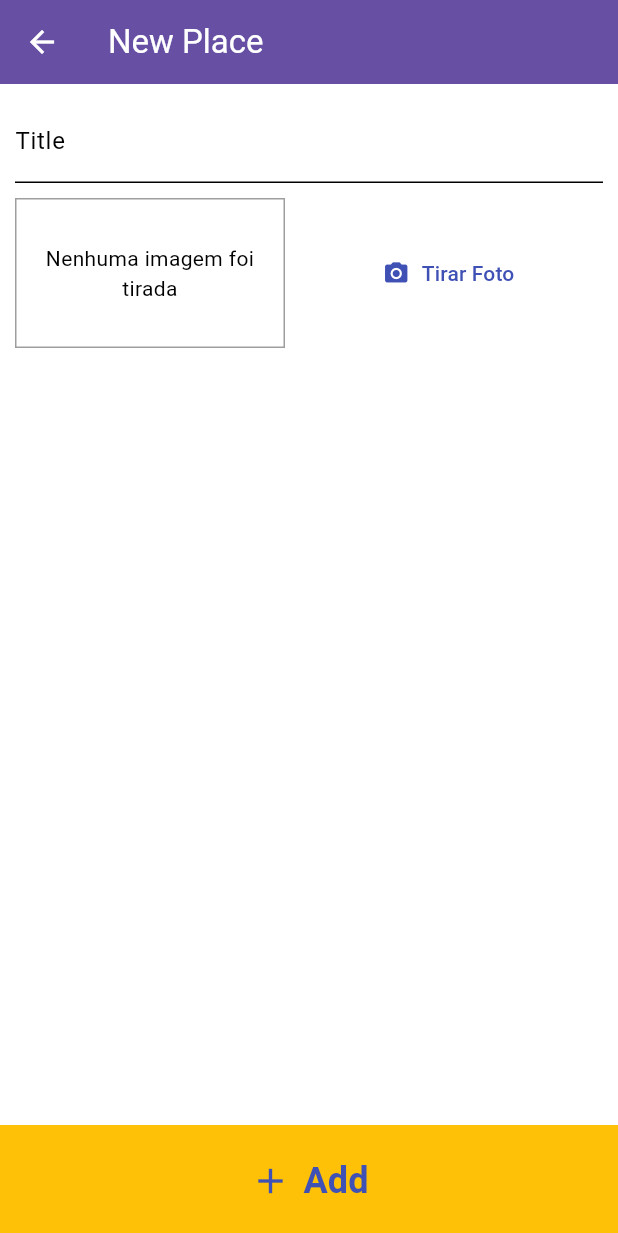
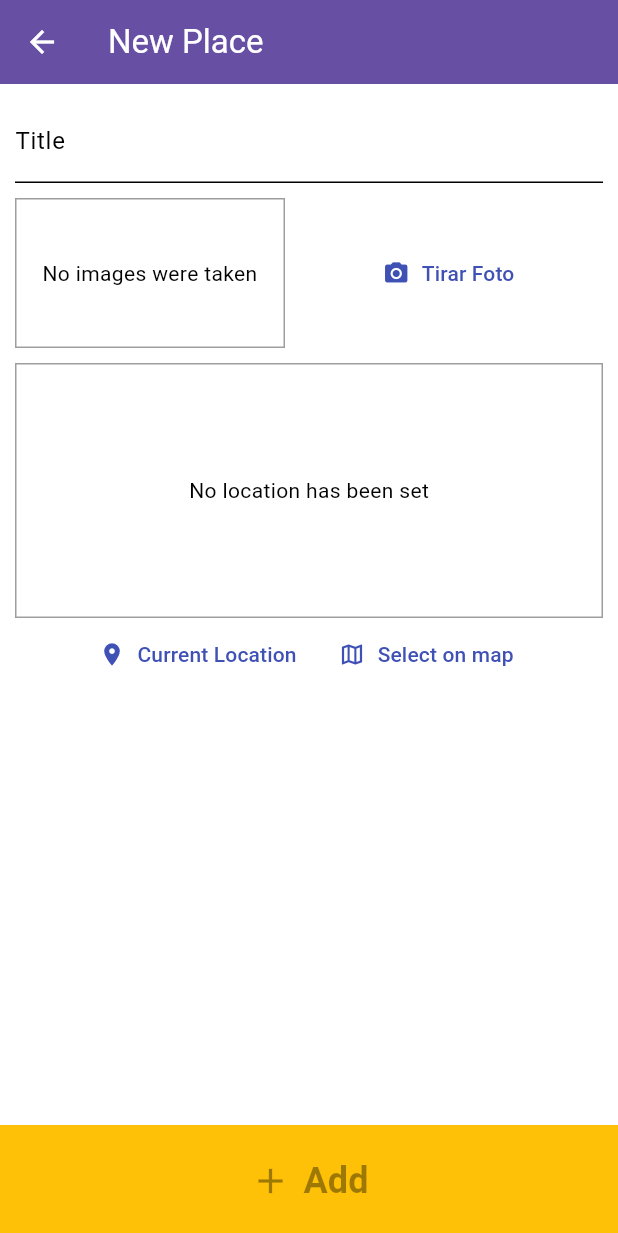
Before and after one commit to vinicius-benevides/flutter-great-places, a Flutter app: the screen it shows after launch, after a tap on the "add" icon, on a phone screen of 412 x 824 dp. Shown: the top 1233 px of the screen. Run offline on Flutter 3.47's test engine with Material 3 defaults, Android fonts, the phone set to English and light mode, and no system bars; our stand-ins replace image_picker, location, sqflite; accounts and stored records are empty.

Commit message:
feat: add location input to place form

```diff
--- a/lib/models/place.dart
+++ b/lib/models/place.dart
@@ -3,19 +3,17 @@ import 'dart:io';
 class PlaceLocation {
   final double latitude;
   final double longitude;
-  final String address;
 
-  const PlaceLocation({
-    required this.latitude,
-    required this.longitude,
-    this.address = '',
-  });
+  const PlaceLocation({required this.latitude, required this.longitude});
+
+  String get address =>
+      'Latitude: ${latitude.toStringAsFixed(2)}, Longitude: ${longitude.toStringAsFixed(2)}';
 }
 
 class Place {
   final String id;
   final String title;
-  final PlaceLocation? location;
+  final PlaceLocation location;
   final File image;
 
   const Place({
--- a/lib/providers/great_places.dart
+++ b/lib/providers/great_places.dart
@@ -19,7 +19,10 @@ class GreatPlaces with ChangeNotifier {
           id: item['id'] as String,
           title: item['title'] as String,
           image: io.File(item['image'] as String),
-          location: null,
+          location: PlaceLocation(
+            latitude: item['latitude'] as double,
+            longitude: item['longitude'] as double,
+          ),
         ),
       );
     }
@@ -39,13 +42,13 @@ class GreatPlaces with ChangeNotifier {
     return _items[index];
   }
 
-  void addPlace(String title, io.File image) {
+  void addPlace(String title, io.File image, PlaceLocation location) {
     var uuid = Uuid();
 
     final newPlace = Place(
       id: uuid.v4(),
       title: title,
-      location: null,
+      location: location,
       image: image,
     );
 
@@ -56,6 +59,8 @@ class GreatPlaces with ChangeNotifier {
       'id': newPlace.id,
       'title': newPlace.title,
       'image': newPlace.image.path,
+      'latitude': newPlace.location.latitude,
+      'longitude': newPlace.location.longitude,
     });
   }
 }
--- a/lib/screens/places_form_screen.dart
+++ b/lib/screens/places_form_screen.dart
@@ -1,8 +1,10 @@
 import 'dart:io' as io;
 
 import 'package:flutter/material.dart';
+import 'package:great_places/models/place.dart';
 import 'package:great_places/providers/great_places.dart';
 import 'package:great_places/widgets/image_input.dart';
+import 'package:great_places/widgets/location_input.dart';
 import 'package:provider/provider.dart';
 
 class PlacesFormScreen extends StatefulWidget {
@@ -15,6 +17,7 @@ class PlacesFormScreen extends StatefulWidget {
 class _PlacesFormScreenState extends State<PlacesFormScreen> {
   final _titleController = TextEditingController();
   io.File? _storedImage;
+  PlaceLocation? _pickedPosition;
 
   void _selectImage(io.File storedImage) {
     setState(() {
@@ -22,13 +25,25 @@ class _PlacesFormScreenState extends State<PlacesFormScreen> {
     });
   }
 
+  void _selectPosition(PlaceLocation pickedPosition) {
+    setState(() {
+      _pickedPosition = pickedPosition;
+    });
+  }
+
+  bool _isValidForm() {
+    return _titleController.text.isNotEmpty &&
+        _storedImage != null &&
+        _pickedPosition != null;
+  }
+
   void _submitForm() {
-    if (_titleController.text.isEmpty || _storedImage == null) return;
+    if (!_isValidForm()) return;
 
     Provider.of<GreatPlaces>(
       context,
       listen: false,
-    ).addPlace(_titleController.text, _storedImage!);
+    ).addPlace(_titleController.text, _storedImage!, _pickedPosition!);
 
     Navigator.of(context).pop();
   }
@@ -52,13 +67,14 @@ class _PlacesFormScreenState extends State<PlacesFormScreen> {
                       controller: _titleController,
                     ),
                     ImageInput(onSelectImage: _selectImage),
+                    LocationInput(onSelectPosition: _selectPosition),
                   ],
                 ),
               ),
             ),
           ),
           ElevatedButton.icon(
-            onPressed: _submitForm,
+            onPressed: _isValidForm() ? _submitForm : null,
             icon: Icon(Icons.add, size: 28, weight: 700),
             label: Text(
               'Add',
--- a/lib/screens/places_list_screen.dart
+++ b/lib/screens/places_list_screen.dart
@@ -38,6 +38,9 @@ class PlacesListScreen extends StatelessWidget {
                             ),
                           ),
                           title: Text(greatPlaces.itemByIndex(i).title),
+                          subtitle: Text(
+                            greatPlaces.itemByIndex(i).location.address,
+                          ),
                           onTap: () {},
                         ),
                       ),
--- a/lib/utils/db_util.dart
+++ b/lib/utils/db_util.dart
@@ -10,7 +10,7 @@ class DbUtil {
       version: 1,
       onCreate: (db, version) {
         return db.execute(
-          'CREATE TABLE places (id TEXT PRIMARY KEY, title TEXT, image TEXT)',
+          'CREATE TABLE places (id TEXT PRIMARY KEY, title TEXT, image TEXT, latitude REAL, longitude REAL)',
         );
       },
     );
--- a/lib/widgets/image_input.dart
+++ b/lib/widgets/image_input.dart
@@ -40,7 +40,7 @@ class _ImageInputState extends State<ImageInput> {
   @override
   Widget build(BuildContext context) {
     Widget imageWidget = const Text(
-      'Nenhuma imagem foi tirada',
+      'No images were taken',
       textAlign: TextAlign.center,
     );
 
--- /dev/null
+++ b/lib/widgets/location_input.dart
@@ -0,0 +1,71 @@
+import 'package:flutter/material.dart';
+import 'package:great_places/models/place.dart';
+import 'package:location/location.dart';
+
+class LocationInput extends StatefulWidget {
+  final Function(PlaceLocation location) onSelectPosition;
+
+  const LocationInput({super.key, required this.onSelectPosition});
+
+  @override
+  State<LocationInput> createState() => _LocationInputState();
+}
+
+class _LocationInputState extends State<LocationInput> {
+  String? _previewImageUrl;
+
+  Future<void> _getCurrentUserLocation() async {
+    final locationData = await Location().getLocation();
+
+    if (locationData.latitude == null || locationData.longitude == null) return;
+
+    setState(() {
+      _previewImageUrl = 'assets\\images\\map_template.png';
+    });
+
+    widget.onSelectPosition(
+      PlaceLocation(
+        latitude: locationData.latitude!,
+        longitude: locationData.longitude!,
+      ),
+    );
+  }
+
+  @override
+  Widget build(BuildContext context) {
+    return Column(
+      children: [
+        Container(
+          height: 170,
+          width: double.infinity,
+          alignment: Alignment.center,
+          decoration: BoxDecoration(
+            border: Border.all(width: 1, color: Colors.grey),
+          ),
+          child: _previewImageUrl == null
+              ? Text('No location has been set')
+              : Image.asset(
+                  _previewImageUrl!,
+                  fit: BoxFit.cover,
+                  width: double.infinity,
+                ),
+        ),
+        Row(
+          mainAxisAlignment: MainAxisAlignment.center,
+          children: [
+            TextButton.icon(
+              onPressed: _getCurrentUserLocation,
+              icon: Icon(Icons.location_on),
+              label: Text('Current Location'),
+            ),
+            TextButton.icon(
+              onPressed: () {},
+              icon: Icon(Icons.map_outlined),
+              label: Text('Select on map'),
+            ),
+          ],
+        ),
+      ],
+    );
+  }
+}
--- a/pubspec.yaml
+++ b/pubspec.yaml
@@ -36,6 +36,7 @@ dependencies:
   image_picker: ^1.1.2
   path_provider: ^2.1.5
   path: ^1.9.1
+  location: ^8.0.1
 
 
   # The following adds the Cupertino Icons font to your application.
@@ -65,9 +66,8 @@ flutter:
   uses-material-design: true
 
   # To add assets to your application, add an assets section, like this:
-  # assets:
-  #   - images/a_dot_burr.jpeg
-  #   - images/a_dot_ham.jpeg
+  assets:
+    - assets/images/map_template.png
 
   # An image asset can refer to one or more resolution-specific "variants", see
   # https://flutter.dev/to/resolution-aware-images
```
Also changed, not shown: assets/images/map_template.png (added), pubspec.lock, 1 other file.
